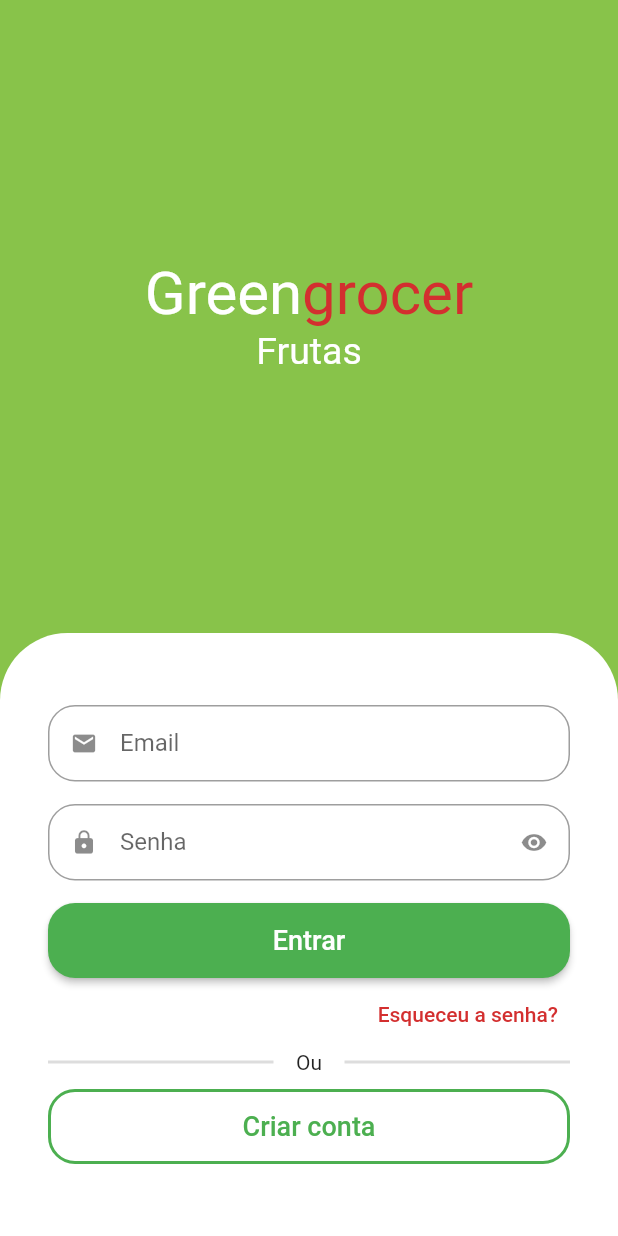
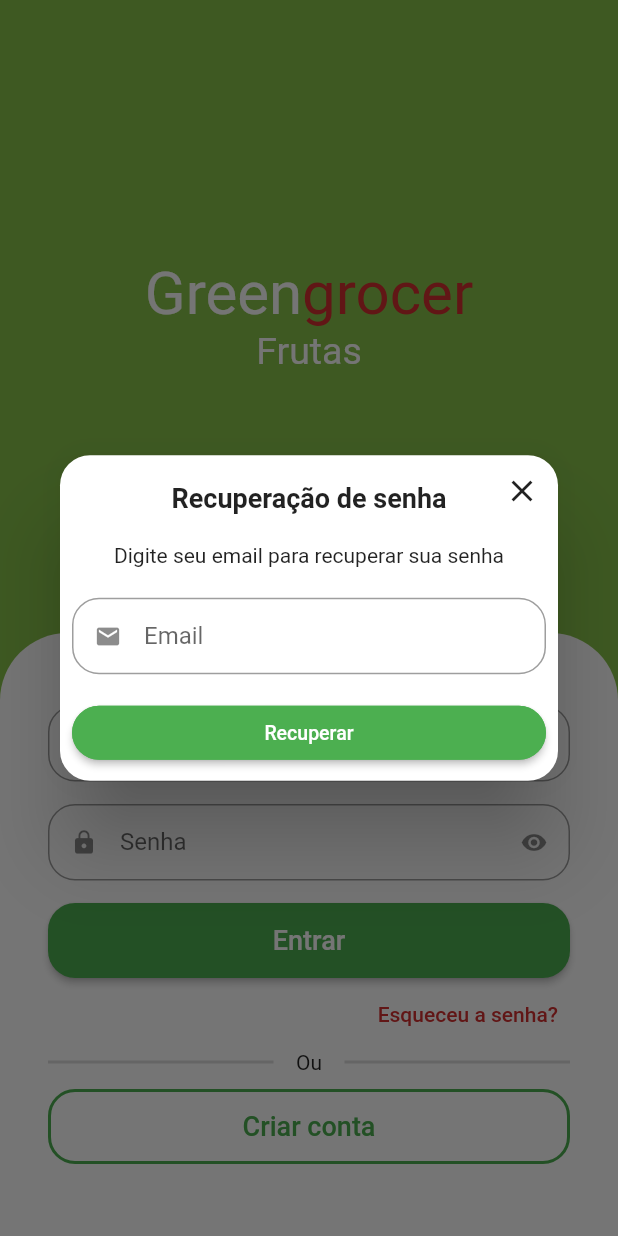
Before and after one commit to guireino/Green-grocer, a Flutter app: the SignInScreen screen opened by its route, after a tap on "Esqueceu a senha?", on a phone screen of 412 x 824 dp. Run offline on Flutter 3.47's test engine with Material 2 defaults, Android fonts, the phone set to English and light mode, and no system bars; drawn by our look-alikes of animated_text_kit; our stand-ins replace badges, dio, flutter_secure_storage, fluttertoast, freezed_annotation, get and 3 more; missing offline and left inert: add_to_cart_animation; accounts and stored records are empty.

Commit message:
add os arquivos e updates do projeto - 17/07/23

```diff
--- a/lib/src/constants/endpoints.dart
+++ b/lib/src/constants/endpoints.dart
@@ -5,4 +5,5 @@ abstract class Endpoints {
   static const String signin = '$baseUrl/login';
   static const String signup = '$baseUrl/signup';
   static const String validateToken = '$baseUrl/validate-token';
+  static const String resetPassword = '$baseUrl/reset-password';
 }
--- a/lib/src/pages/auth/controller/auth_controller.dart
+++ b/lib/src/pages/auth/controller/auth_controller.dart
@@ -47,6 +47,10 @@ class AuthController extends GetxController {
         signOut();
       },
     );
+  }
+
+  Future<void> resetPassword(String email) async {
+    await authRepository.resetPassword(email);
   }
 
   Future<void> signOut() async {
--- a/lib/src/pages/auth/respository/auth_respository.dart
+++ b/lib/src/pages/auth/respository/auth_respository.dart
@@ -94,4 +94,13 @@ class AuthRepository {
 
     return handleUerOrError(result);
   }
+
+  Future<void> resetPassword(String email) async {
+    await _httpManager.restRequest(
+      Endpoints.resetPassword,
+      HttpMethods.post,
+      {},
+      {'email': email},
+    );
+  }
 }
--- /dev/null
+++ b/lib/src/pages/auth/view/components/forgot_password_dialog.dart
@@ -0,0 +1,118 @@
+import 'package:flutter/material.dart';
+import 'package:get/get.dart';
+import 'package:greengrocer/src/pages/auth/controller/auth_controller.dart';
+import 'package:greengrocer/src/pages/common_widgets/custom_text_field.dart';
+import 'package:greengrocer/src/services/validators.dart';
+
+import '../../controller/auth_controller.dart';
+
+class ForgotPasswordDialog extends StatelessWidget {
+  final emailController = TextEditingController();
+
+  ForgotPasswordDialog({
+    required String email,
+    Key? key,
+  }) : super(key: key) {
+    //se usuario ja tiver digitado email no campo logar e entar enqueceu a senha o email ja vai esta no campo para recuperar senha
+    emailController.text = email;
+  }
+
+  final _FormFieldKey = GlobalKey<FormFieldState>();
+  final authController = Get.find<AuthController>();
+
+  @override
+  Widget build(BuildContext context) {
+    return Dialog(
+      shape: RoundedRectangleBorder(
+        borderRadius: BorderRadius.circular(20),
+      ),
+      child: Stack(
+        alignment: Alignment.center,
+        children: [
+          // Conteúdo
+          Padding(
+            padding: const EdgeInsets.all(8.0),
+            child: Column(
+              crossAxisAlignment: CrossAxisAlignment.stretch,
+              mainAxisSize: MainAxisSize.min,
+              children: [
+                // Titulo
+                const Padding(
+                  padding: EdgeInsets.symmetric(vertical: 10),
+                  child: Text(
+                    'Recuperação de senha',
+                    textAlign: TextAlign.center,
+                    style: TextStyle(
+                      fontWeight: FontWeight.bold,
+                      fontSize: 18,
+                    ),
+                  ),
+                ),
+
+                // Descrição
+                const Padding(
+                  padding: EdgeInsets.only(
+                    top: 10,
+                    bottom: 20,
+                  ),
+                  child: Text(
+                    'Digite seu email para recuperar sua senha',
+                    textAlign: TextAlign.center,
+                    style: TextStyle(),
+                  ),
+                ),
+
+                // Campo de email
+                CustomTextField(
+                  formFieldKey: _FormFieldKey,
+                  controller: emailController,
+                  icon: Icons.email,
+                  label: 'Email',
+                  validator: emailValidator,
+                ),
+
+                // Confirmar
+                ElevatedButton(
+                  style: ElevatedButton.styleFrom(
+                    shape: RoundedRectangleBorder(
+                      borderRadius: BorderRadius.circular(20),
+                    ),
+                    side: const BorderSide(
+                      width: 2,
+                      color: Colors.green,
+                    ),
+                  ),
+                  onPressed: () {
+                    //verifica senha esta valida
+                    if (_FormFieldKey.currentState!.validate()) {
+                      authController.resetPassword(emailController.text);
+                      Get.back(result: true);
+                    }
+                  },
+                  child: const Text(
+                    'Recuperar',
+                    style: TextStyle(
+                      fontSize: 13,
+                    ),
+                  ),
+                ),
+              ],
+            ),
+          ),
+
+          // Botão para fechar
+          Positioned(
+            top: 0,
+            right: 0,
+            child: IconButton(
+              onPressed: () {
+                Navigator.of(context).pop();
+              },
+              icon: const Icon(Icons.close),
+            ),
+          ),
+        ],
+      ),
+    );
+  }
+}
--- a/lib/src/pages/auth/view/sign_in_screen.dart
+++ b/lib/src/pages/auth/view/sign_in_screen.dart
@@ -2,8 +2,10 @@ import 'package:animated_text_kit/animated_text_kit.dart';
 import 'package:flutter/material.dart';
 import 'package:get/get.dart';
 import 'package:greengrocer/src/pages/auth/controller/auth_controller.dart';
+import 'package:greengrocer/src/pages/auth/view/components/forgot_password_dialog.dart';
 import 'package:greengrocer/src/pages/common_widgets/app_name_widget.dart';
 import 'package:greengrocer/src/pages_routes/app_pages.dart';
+import 'package:greengrocer/src/services/utils_services.dart';
 
 import '../../../config/custom_colors.dart';
 import '../../../services/validators.dart';
@@ -17,6 +19,8 @@ class SignInScreen extends StatelessWidget {
   // Controller de campos
   final emailController = TextEditingController();
   final passwordController = TextEditingController();
+
+  final utilsServices = UtilsServices();
 
   @override
   Widget build(BuildContext context) {
@@ -176,7 +180,22 @@ class SignInScreen extends StatelessWidget {
                       Align(
                         alignment: Alignment.centerRight,
                         child: TextButton(
-                          onPressed: () {},
+                          onPressed: () async {
+                            final bool? result = await showDialog(
+                              context: context,
+                              builder: (_) {
+                                return ForgotPasswordDialog(
+                                  email: emailController.text,
+                                );
+                              },
+                            );
+
+                            if (result ?? false) {
+                              utilsServices.showToast(
+                                  message:
+                                      "Um link de recuperação foi enviado para seu email.");
+                            }
+                          },
                           child: Text(
                             'Esqueceu a senha?',
                             style: TextStyle(
--- a/lib/src/pages/common_widgets/custom_text_field.dart
+++ b/lib/src/pages/common_widgets/custom_text_field.dart
@@ -2,6 +2,7 @@ import 'package:flutter/material.dart';
 import 'package:flutter/services.dart';
 
 class CustomTextField extends StatefulWidget {
+  final GlobalKey<FormFieldState>? formFieldKey;
   final List<TextInputFormatter>? inputFormatters;
   final TextEditingController? controller;
   final TextInputType? textInputType;
@@ -29,6 +30,7 @@ class CustomTextField extends StatefulWidget {
     this.onSaved,
     this.controller,
     this.textInputType,
+    this.formFieldKey,
   }) : super(key: key);
 
   @override
@@ -50,6 +52,7 @@ class _CustomTextFieldState extends State<CustomTextField> {
     return Padding(
       padding: const EdgeInsets.only(bottom: 15),
       child: TextFormField(
+        key: widget.formFieldKey,
         controller: widget.controller,
         readOnly: widget.readOnly,
         initialValue: widget.initialValue,
--- /dev/null
+++ b/lib/src/pages/home/binding/home_binding.dart
@@ -0,0 +1,11 @@
+import 'package:get/get.dart';
+import 'package:greengrocer/src/pages/home/controller/home_controller.dart';
+
+// os Bindings injetada as dependecias quando um tela e chamada
+class HomeBinding extends Bindings {
+  @override
+  void dependencies() {
+    // TODO: implement dependencies
+    Get.put(HomeController());
+  }
+}
--- /dev/null
+++ b/lib/src/pages/home/controller/home_controller.dart
@@ -0,0 +1,7 @@
+import 'package:get/get.dart';
+
+class HomeController extends GetxController {
+  void printExample() {
+    print("Funcionou!");
+  }
+}
--- a/lib/src/pages/home/home_tab.dart
+++ b/lib/src/pages/home/home_tab.dart
@@ -2,7 +2,6 @@ import 'package:add_to_cart_animation/add_to_cart_animation.dart';
 import 'package:add_to_cart_animation/add_to_cart_icon.dart';
 import 'package:badges/badges.dart';
 import 'package:flutter/material.dart';
-import 'package:fluttertoast/fluttertoast.dart';
 import 'package:greengrocer/src/pages/common_widgets/custom_shimmer.dart';
 import 'package:greengrocer/src/pages/home/components/item_tile.dart';
 
--- a/lib/src/pages_routes/app_pages.dart
+++ b/lib/src/pages_routes/app_pages.dart
@@ -1,6 +1,7 @@
 import 'package:get/get.dart';
 
 import 'package:greengrocer/src/pages/base/base_screen.dart';
+import 'package:greengrocer/src/pages/home/binding/home_binding.dart';
 import 'package:greengrocer/src/pages/splash/splash_screen.dart';
 
 import '../pages/auth/view/sign_in_screen.dart';
@@ -23,6 +24,9 @@ abstract class AppPages {
     GetPage(
       page: () => const BaseScreen(),
       name: PagesRoutes.baseRoute,
+      bindings: [
+        HomeBinding(),
+      ],
     ),
   ];
 }
```
Also changed, not shown: 1 other file.
